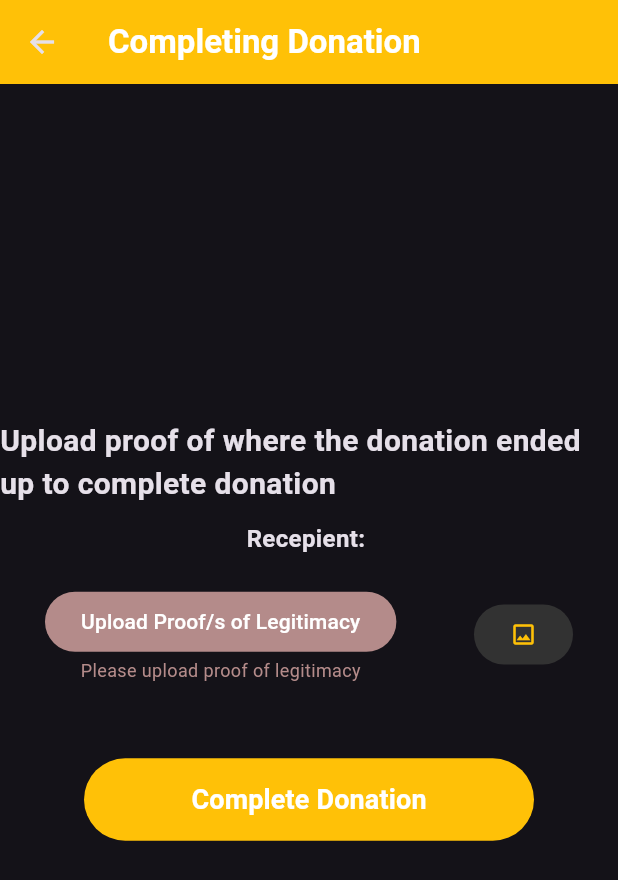
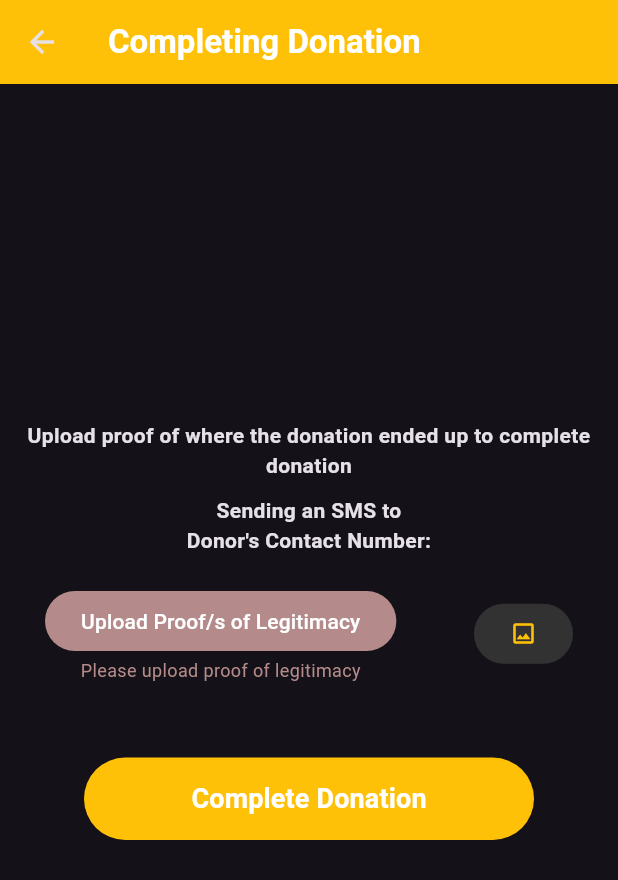
Before and after one commit to CMSC23-AY2023-2024-2ndSem/group3-project, a Flutter app: the CompletionPage screen opened directly with empty values, after a tap on "Complete Donation", on a phone screen of 412 x 824 dp. Shown: the top 880 px of the screen. Run offline on Flutter 3.47's test engine with Material 3 defaults, Android fonts, the phone set to English and light mode, and no system bars; our stand-ins replace cloud_firestore, firebase_auth, firebase_core, firebase_storage, image_picker, permission_handler and 2 more; missing offline and left inert: dart:html, qr_code_scanner; accounts and stored records are empty.

Commit message:
fix: all the missing parts/modified some css

```diff
--- a/lib/models/donationdrive_model.dart
+++ b/lib/models/donationdrive_model.dart
@@ -6,7 +6,7 @@ class DonationDrive {
   final String description;
   final String organizationUname;
   final List<String> donations;
-  final bool isOpen;
+  late final bool isOpen;
 
   DonationDrive({
     required this.uid,
--- a/lib/pages/donation_details_page.dart
+++ b/lib/pages/donation_details_page.dart
@@ -129,6 +129,7 @@ class _DonationDetailsPageState extends State<DonationDetailsPage> {
       padding: const EdgeInsets.symmetric(vertical: 8, horizontal: 16),
       child: Column(
         children: [
+          if (widget.donationInfo[10].isNotEmpty)
           const Row(
             children: [
               Text(
@@ -153,7 +154,9 @@ class _DonationDetailsPageState extends State<DonationDetailsPage> {
                   padding: const EdgeInsets.all(15),
                   child: Image.network(
                     widget.donationInfo[10],
-                    height: 250,
+                    fit: BoxFit.contain,
+                    height: MediaQuery.of(context).size.height * 0.3,
+                    width: MediaQuery.of(context).size.width * 0.8,
                   ),
                 ),
               ],
--- a/lib/pages/org_add_donation_drive_page.dart
+++ b/lib/pages/org_add_donation_drive_page.dart
@@ -107,7 +107,7 @@ class _AddDonationDrivePageState extends State<AddDonationDrivePage> {
           description: description,
           organizationUname: widget.organizationUname,
           donations: [],
-          isOpen: false,
+          isOpen: true,
         );
 
         showDialog(
--- a/lib/pages/org_completion_page.dart
+++ b/lib/pages/org_completion_page.dart
@@ -6,16 +6,14 @@ import 'package:provider/provider.dart';
 import 'package:week9_authentication/providers/donation_provider.dart';
 import 'package:firebase_storage/firebase_storage.dart' as firebase_storage;
 import 'package:flutter_sms/flutter_sms.dart';
+import 'package:permission_handler/permission_handler.dart';
+
 
 class CompletionPage extends StatefulWidget {
   final String donationUid;
   final String donorUname;
   final String driveUid;
-  const CompletionPage(
-      {super.key,
-      required this.donationUid,
-      required this.donorUname,
-      required this.driveUid});
+  const CompletionPage({super.key, required this.donationUid, required this.donorUname, required this.driveUid});
 
   @override
   State<CompletionPage> createState() => _CompletionPageState();
@@ -40,13 +38,14 @@ class _CompletionPageState extends State<CompletionPage> {
         .where('username', isEqualTo: widget.donorUname)
         .get()
         .then((QuerySnapshot querySnapshot) {
-      for (var doc in querySnapshot.docs) {
+      querySnapshot.docs.forEach((doc) {
         setState(() {
           donorContactNumber = doc['contactNumber'];
         });
-      }
+      });
     });
   }
+
 
   Future<void> _takePhoto() async {
     final ImagePicker picker = ImagePicker();
@@ -78,7 +77,8 @@ class _CompletionPageState extends State<CompletionPage> {
     for (int i = 0; i < imageFile.length; i++) {
       firebase_storage.Reference ref = firebase_storage.FirebaseStorage.instance
           .ref()
-          .child('sent_proof/${widget.donationUid}_${i}_${DateTime.now()}.jpg');
+          .child(
+              'sent_proof/${widget.donationUid}_${i}_${DateTime.now()}.jpg');
       firebase_storage.UploadTask uploadTask =
           ref.putFile(File(imageFile[i].path));
 
@@ -92,12 +92,12 @@ class _CompletionPageState extends State<CompletionPage> {
     }
   }
 
-  void _sendSMS(String message, List<String> recipents) async {
-    String result = await sendSMS(message: message, recipients: recipents)
+  Future<void> _sendSMS(String message, List<String> recipents) async {
+  String _result = await sendSMS(message: message, recipients: recipents, sendDirect: true)
           .catchError((onError) {
-      print(onError);
+          return "Error: ${onError.toString()}";
       });
-    print(result);
+  print(_result);
   }
 
   @override
@@ -106,9 +106,7 @@ class _CompletionPageState extends State<CompletionPage> {
       appBar: AppBar(
           title: const Row(
             children: [
-              Text("Completing Donation",
-                  style: TextStyle(
-                      color: Colors.white, fontWeight: FontWeight.bold)),
+              Text("Completing Donation", style: TextStyle(color: Colors.white, fontWeight: FontWeight.bold)),
                ],
           ),
           backgroundColor: Colors.amber,
@@ -119,21 +117,23 @@ class _CompletionPageState extends State<CompletionPage> {
                 children: [
                   Container(
                     child: Column(
-                  mainAxisAlignment: MainAxisAlignment.center,
+
                       children: [
-                    const Text(
-                        "Upload proof of where the donation ended up to complete donation",
+                        const Text("Upload proof of where the donation ended up to complete donation",
+                            textAlign: TextAlign.center,
                             style: TextStyle(
-                            fontSize: 20, fontWeight: FontWeight.bold)),
+                                fontSize: 14,
+                                fontWeight: FontWeight.bold)),
                         Padding(
-                      padding: const EdgeInsets.symmetric(
-                          vertical: 10, horizontal: 30),
+                          padding: const EdgeInsets.symmetric(vertical: 10, horizontal: 30),
                           child: Row(
                             mainAxisAlignment: MainAxisAlignment.center,
                             children: [
-                          Text("Recepient: $donorContactNumber",
-                              style: const TextStyle(
-                                  fontSize: 16, fontWeight: FontWeight.bold)),
+                              Text("Sending an SMS to\nDonor's Contact Number: ${donorContactNumber}",
+                              textAlign: TextAlign.center,
+                                  style: TextStyle(
+                                      fontSize: 14,
+                                      fontWeight: FontWeight.bold)),
                             ],
                           ),
                         ),
@@ -144,7 +144,8 @@ class _CompletionPageState extends State<CompletionPage> {
                   )
                 ],
               ),
-        ));
+            )
+    );
   }
 
   Widget uploadImageButton(context) => Padding(
@@ -296,18 +297,22 @@ class _CompletionPageState extends State<CompletionPage> {
             if (imageFile.isNotEmpty) {
               await _uploadPhotoToStorage();
 
-              await context
-                  .read<DonationProvider>()
-                  .updateStatus(widget.donationUid, "Completed");
+              await context.read<DonationProvider>().updateStatus(widget.donationUid, "Completed");
 
-              String message =
-                  "Your donation has been fully completed.\nThank you for your donation!\nYou can see where your donations ended up here:\n";
+              String message = "Your donation has been fully completed.\nThank you for your donation!\nYou can see where your donations ended up here:\n";
               for (int i = 0; i < imageUrl.length; i++) {
               message += "${imageUrl[i]}\n";
               }
               List<String> recipents = [donorContactNumber];
 
-              _sendSMS(message, recipents);
+              // ask for permission
+              var status = await Permission.sms.status;
+              if (!status.isGranted) {
+                status = await Permission.sms.request();
+              }
+
+              if (status.isGranted) {
+                await _sendSMS(message, recipents);
 
                 Navigator.pop(context);
 
@@ -317,11 +322,21 @@ class _CompletionPageState extends State<CompletionPage> {
                     duration: Duration(seconds: 5),
                   ),
                 );
+              } else {
+                ScaffoldMessenger.of(context).showSnackBar(
+                  const SnackBar(
+                    content: Text("SMS permission not granted"),
+                    duration: Duration(seconds: 5),
+                  ),
+                );
+              }
+
             }
           },
           child: const Text(
             "Complete Donation",
-            style: TextStyle(
-                fontSize: 18, color: Colors.white, fontWeight: FontWeight.bold),
+            style: TextStyle(fontSize: 18, color: Colors.white, fontWeight: FontWeight.bold),
           )));
+
+
 }
--- a/lib/pages/org_home.dart
+++ b/lib/pages/org_home.dart
@@ -191,10 +191,8 @@ class _OrganizationHomePageState extends State<OrganizationHomePage> {
                         child: Padding(
                           padding: const EdgeInsets.all(8.0),
                           child: ListTile(
-                            title: Text("From: ${donorName}"),
-                            leading: const Icon(Icons.wallet_giftcard,
-                                color: Colors.orangeAccent, size: 30),
-                            subtitle: Text("${dateTime}"),
+                            title: Text("Donor: ${donorName}"),
+                            subtitle: Text("${driveName}\n${donation.status}"),
                             trailing: Row(
                               mainAxisAlignment: MainAxisAlignment.end,
                               mainAxisSize: MainAxisSize.min,
--- a/lib/pages/org_home_edit_modal.dart
+++ b/lib/pages/org_home_edit_modal.dart
@@ -35,7 +35,8 @@ class EditModal extends StatelessWidget {
         ),
         DropdownMenuItem(
           value: 'Completed',
-          child: Text('Completed'),
+          child: Text('Completed', style: TextStyle(color: Colors.grey)),
+          enabled: false,
         ),
 
       ],
--- a/lib/widgets/datetime_picker.dart
+++ b/lib/widgets/datetime_picker.dart
@@ -10,14 +10,14 @@ class DateTimePicker extends StatefulWidget {
 }
 
 class DateTimePickerState extends State<DateTimePicker> {
-  DateTime selectedDate = DateTime.now();
-  TimeOfDay selectedTime = TimeOfDay.now();
+  DateTime selectedDate =DateTime.now().add(Duration(days: 1));
+  TimeOfDay selectedTime = TimeOfDay(hour: 0, minute: 0);
 
   Future<void> _selectDate(BuildContext context) async {
     final DateTime? pickedDate = await showDatePicker(
       context: context,
       initialDate: selectedDate,
-      firstDate: DateTime.now(),
+      firstDate: DateTime.now().add(Duration(days: 1)), // Exclude today
       lastDate: DateTime(2100),
     );
     if (pickedDate != null && pickedDate != selectedDate) {
```
Also changed, not shown: lib/pages/org_donation_drive_details_page.dart (+58 -7 lines), lib/pages/org_donation_drives_page.dart (+9 -2 lines), 1 other file. Lines whose indentation alone changed are shown as unchanged.
